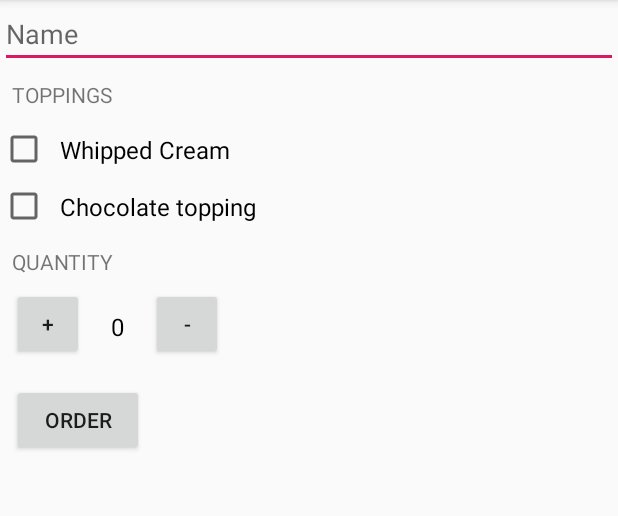
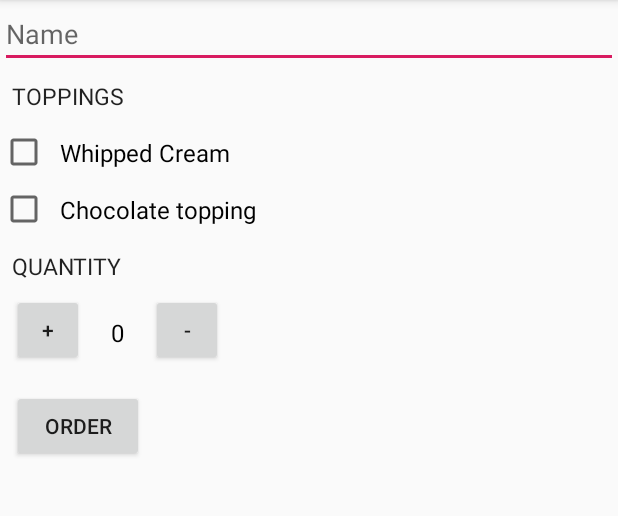
Before and after one commit to harshagr18/AndroidLearning, an Android app: the screen it shows after launch (MainActivity), on a phone screen of 412 x 824 dp, the part 84-600 px from its top. Run offline under Robolectric (Android 15) with nearby library versions, the phone set to English and light mode, and no system bars.

Commit message:
Added style

```diff
--- a/justjava/app/src/main/res/layout/activity_main.xml
+++ b/justjava/app/src/main/res/layout/activity_main.xml
@@ -23,7 +23,8 @@
         android:layout_height="wrap_content"
         android:text="TOPPINGS"
         android:id="@+id/topheader"
-        android:padding="8dp"/>
+        android:padding="8dp"
+        style="@style/HeaderTextStyle"/>
 
     <CheckBox
         android:id="@+id/creamcheck"
@@ -56,6 +57,7 @@
         android:layout_height="wrap_content"
         android:padding="8dp"
         android:text="QUANTITY"
+        style="@style/HeaderTextStyle"
         android:layout_below="@+id/chococheck"
          />
 
--- a/justjava/app/src/main/res/values/styles.xml
+++ b/justjava/app/src/main/res/values/styles.xml
@@ -8,4 +8,13 @@
         <item name="colorAccent">@color/colorAccent</item>
     </style>
 
+    <!-- Heading style -->
+    <style name="HeaderTextStyle" parent="Theme.AppCompat.Light.DarkActionBar">
+        <item name="android:layout_width">wrap_content</item>
+        <item name="android:layout_height">48dp</item>
+        <item name="android:gravity">center_vertical</item>
+        <item name="android:textAllCaps">true</item>
+        <item name="android:textSize">15sp</item>
+    </style>
+
 </resources>
```
